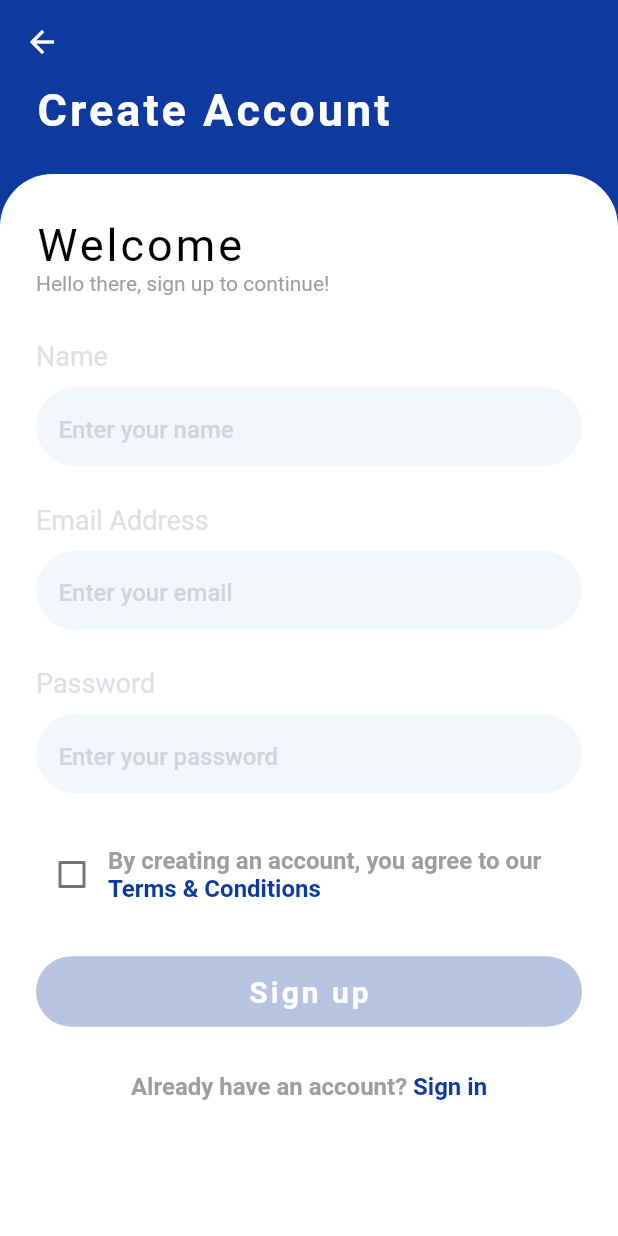
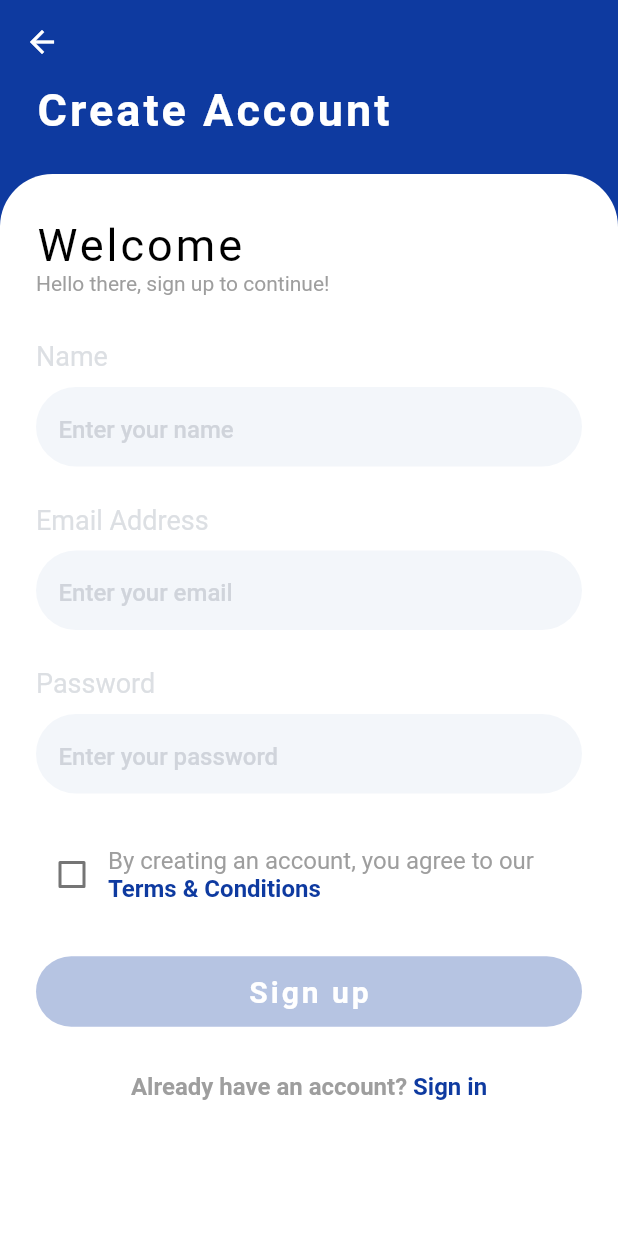
Before and after one commit to iamEtornam/FinancialUIapp, a Flutter app: the CreateAccountPage screen opened directly, on a phone screen of 412 x 824 dp. Run offline on Flutter 3.47's test engine with Material 2 defaults, Android fonts, the phone set to English and light mode, and no system bars; our stand-ins replace flutter_icons, google_fonts.

Commit message:
Update create_account_page.dart

```diff
--- a/lib/pages/create_account_page.dart
+++ b/lib/pages/create_account_page.dart
@@ -121,7 +121,7 @@ class _CreateAccountPageState extends State<CreateAccountPage> {
                                         .caption
                                         .copyWith(
                                             fontSize: 16,
-                                            fontWeight: FontWeight.w600),
+                                            fontWeight: FontWeight.w400),
                                     children: [
                                   TextSpan(
                                       text: '\nTerms & Conditions',
@@ -140,15 +140,16 @@ class _CreateAccountPageState extends State<CreateAccountPage> {
                             text: 'Sign up',
                             isHasIcon: false,
                             textColor: Colors.white,
-                            backgroundColor: isTermsAccepted ? util.mainColor : util.mainColor.withOpacity(.3),
+                            backgroundColor: isTermsAccepted
+                                ? util.mainColor
+                                : util.mainColor.withOpacity(.3),
                             onTap: () {}),
-                            SizedBox(height:30),
+                        SizedBox(height: 30),
                         Center(
                           child: RichText(
                               textAlign: TextAlign.justify,
                               text: TextSpan(
-                                      text:
-                                          'Already have an account? ',
+                                  text: 'Already have an account? ',
                                   style: Theme.of(context)
                                       .textTheme
                                       .caption
```
Lines whose indentation alone changed are shown as unchanged.
